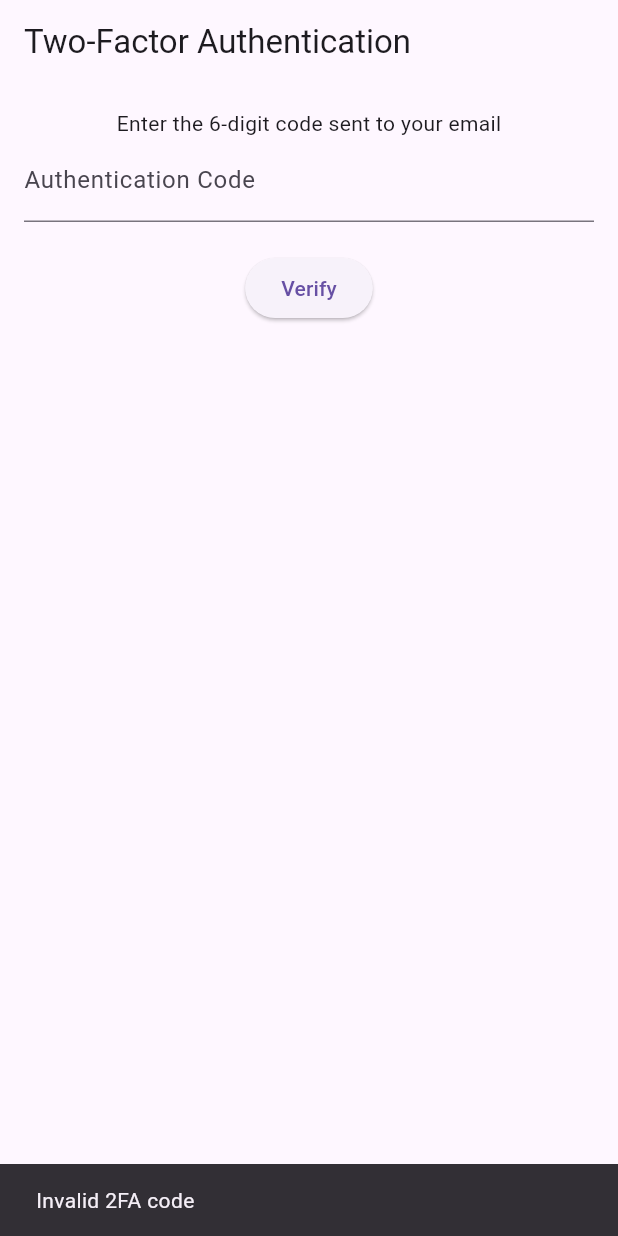
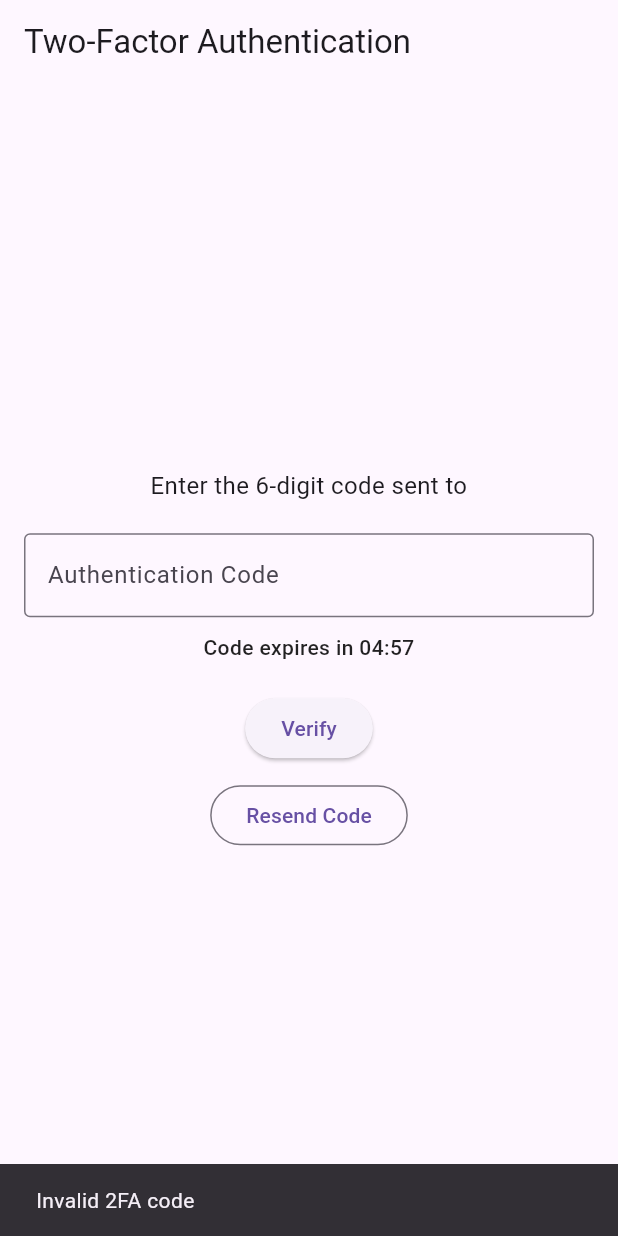
Before and after one commit to Project-STOX/Project-STOX, a Flutter app: the TwoFactorView screen opened directly with empty values, after a tap on "Verify", on a phone screen of 412 x 824 dp. Run offline on Flutter 3.47's test engine with Material 3 defaults, Android fonts, the phone set to English and light mode, and no system bars; our stand-ins replace supabase_flutter; accounts and stored records are empty.

Commit message:
Fixed the authentication page by displaying the time limit remaining for the authentication code and resend code option button as supervisor mentioned in the 29th march meeting

```diff
--- a/lib/views/two_factor_view.dart
+++ b/lib/views/two_factor_view.dart
@@ -1,3 +1,4 @@
+import 'dart:async';
 import 'package:flutter/material.dart';
 import '../controllers/auth_controller.dart';
 import '../models/user.dart';
@@ -16,6 +17,34 @@ class _TwoFactorViewState extends State<TwoFactorView> {
   final TextEditingController codeController = TextEditingController();
   bool isLoading = false;
 
+  late Timer _timer;
+  int _remainingSeconds = 300; // 5 minutes = 300 seconds
+
+  @override
+  void initState() {
+    super.initState();
+    _startCountdown();
+  }
+
+  void _startCountdown() {
+    _timer = Timer.periodic(const Duration(seconds: 1), (timer) {
+      if (_remainingSeconds > 0) {
+        setState(() {
+          _remainingSeconds--;
+        });
+      } else {
+        _timer.cancel();
+      }
+    });
+  }
+
+  @override
+  void dispose() {
+    _timer.cancel();
+    codeController.dispose();
+    super.dispose();
+  }
+
   void verifyCode() async {
     setState(() => isLoading = true);
 
@@ -25,35 +54,89 @@ class _TwoFactorViewState extends State<TwoFactorView> {
     setState(() => isLoading = false);
 
     if (isValid) {
-      // Navigate to dashboard with user object
       Navigator.pushReplacementNamed(context, '/dashboard', arguments: widget.user);
     } else {
       ScaffoldMessenger.of(context).showSnackBar(
-        SnackBar(content: Text("Invalid 2FA code")),
+        const SnackBar(content: Text("Invalid 2FA code")),
       );
     }
+  }
+
+  void resendCode() async {
+    setState(() => isLoading = true);
+
+    // Call your controller to resend the code
+    await authController.generate2FA(widget.user.userId);
+
+    setState(() {
+      isLoading = false;
+      _remainingSeconds = 300; // reset countdown
+    });
+    _startCountdown();
+
+    ScaffoldMessenger.of(context).showSnackBar(
+      const SnackBar(content: Text("A new code has been sent to your email.")),
+    );
+  }
+
+  String _formatTime(int seconds) {
+    final minutes = (seconds ~/ 60).toString().padLeft(2, '0');
+    final secs = (seconds % 60).toString().padLeft(2, '0');
+    return "$minutes:$secs";
   }
 
   @override
   Widget build(BuildContext context) {
     return Scaffold(
-      appBar: AppBar(title: Text("Two-Factor Authentication")),
+      appBar: AppBar(title: const Text("Two-Factor Authentication")),
       body: Padding(
         padding: const EdgeInsets.all(16.0),
         child: Column(
+          mainAxisAlignment: MainAxisAlignment.center,
+          crossAxisAlignment: CrossAxisAlignment.center,
           children: [
-            Text("Enter the 6-digit code sent to your email"),
+            Text(
+              "Enter the 6-digit code sent to ${widget.user.email}",
+              textAlign: TextAlign.center,
+              style: const TextStyle(fontSize: 16),
+            ),
+            const SizedBox(height: 20),
             TextField(
               controller: codeController,
-              decoration: InputDecoration(labelText: "Authentication Code"),
+              decoration: const InputDecoration(
+                labelText: "Authentication Code",
+                border: OutlineInputBorder(),
+              ),
               keyboardType: TextInputType.number,
+              textAlign: TextAlign.center,
             ),
-            SizedBox(height: 20),
+            const SizedBox(height: 10),
+            Text(
+              _remainingSeconds > 0
+                  ? "Code expires in ${_formatTime(_remainingSeconds)}"
+                  : "Code has expired. Please request a new one.",
+              textAlign: TextAlign.center,
+              style: const TextStyle(
+                fontSize: 14,
+                fontWeight: FontWeight.w500,
+                color: Colors.black87,
+              ),
+            ),
+            const SizedBox(height: 20),
             isLoading
-                ? CircularProgressIndicator()
-                : ElevatedButton(
-                    onPressed: verifyCode,
-                    child: Text("Verify"),
+                ? const CircularProgressIndicator()
+                : Column(
+                    children: [
+                      ElevatedButton(
+                        onPressed: _remainingSeconds > 0 ? verifyCode : null,
+                        child: const Text("Verify"),
+                      ),
+                      const SizedBox(height: 10),
+                      OutlinedButton(
+                        onPressed: resendCode,
+                        child: const Text("Resend Code"),
+                      ),
+                    ],
                   ),
           ],
         ),
```
